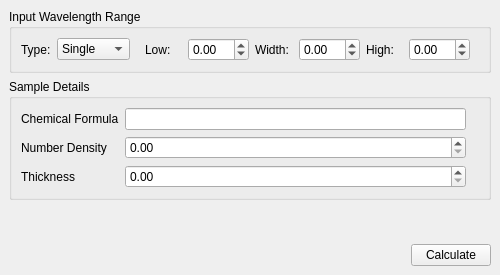
This is Code/Mantid/MantidQt/CustomInterfaces/inc/MantidQtCustomInterfaces/SampleTransmission.ui in mantidproject/mantid as Qt 5 draws it before an edit. The edited form follows.
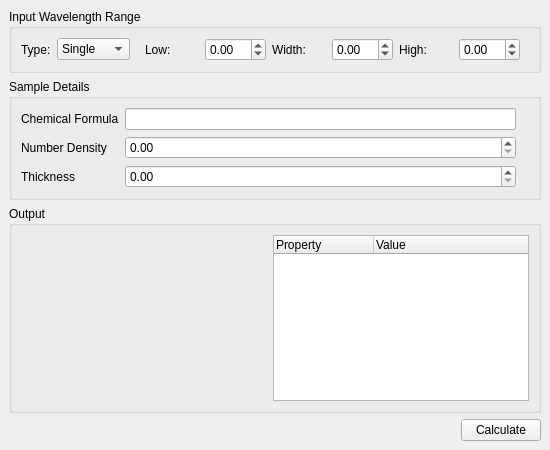
This is the edited form.

Commit message:
Added output as tree widget
Refs #11072

```diff
--- a/Code/Mantid/MantidQt/CustomInterfaces/inc/MantidQtCustomInterfaces/SampleTransmission.ui
+++ b/Code/Mantid/MantidQt/CustomInterfaces/inc/MantidQtCustomInterfaces/SampleTransmission.ui
@@ -6,8 +6,8 @@
    <rect>
     <x>0</x>
     <y>0</y>
-    <width>500</width>
-    <height>275</height>
+    <width>550</width>
+    <height>450</height>
    </rect>
   </property>
   <property name="sizePolicy">
@@ -214,17 +214,47 @@
      </widget>
     </item>
     <item>
-     <spacer name="verticalSpacer">
-      <property name="orientation">
-       <enum>Qt::Vertical</enum>
+     <widget class="QGroupBox" name="gbOutput">
+      <property name="title">
+       <string>Output</string>
       </property>
-      <property name="sizeHint" stdset="0">
-       <size>
-        <width>20</width>
-        <height>40</height>
-       </size>
-      </property>
-     </spacer>
+      <layout class="QHBoxLayout" name="horizontalLayout_3">
+       <item>
+        <widget class="QWidget" name="ppTransmission" native="true">
+         <property name="sizePolicy">
+          <sizepolicy hsizetype="Expanding" vsizetype="Expanding">
+           <horstretch>0</horstretch>
+           <verstretch>0</verstretch>
+          </sizepolicy>
+         </property>
+         <property name="canvasColor" stdset="0">
+          <color>
+           <red>0</red>
+           <green>0</green>
+           <blue>0</blue>
+          </color>
+         </property>
+         <property name="showLegend" stdset="0">
+          <bool>true</bool>
+         </property>
+        </widget>
+       </item>
+       <item>
+        <widget class="QTreeWidget" name="twResults">
+         <column>
+          <property name="text">
+           <string>Property</string>
+          </property>
+         </column>
+         <column>
+          <property name="text">
+           <string>Value</string>
+          </property>
+         </column>
+        </widget>
+       </item>
+      </layout>
+     </widget>
     </item>
     <item>
      <layout class="QHBoxLayout" name="loActionButtons">
```
The commit also changes 2 other files.
